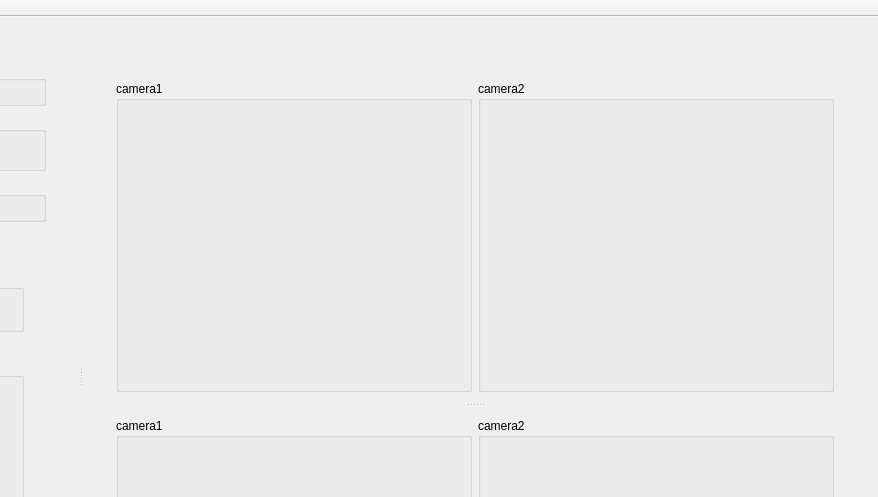
The window that mainApp/mainwindow.ui (oAlexandro/cvStereoPair) describes before a commit, drawn with Qt 5; both pictures show x 332 to 1210 and y 0 to 497 of the 1210 by 757 pixel window.
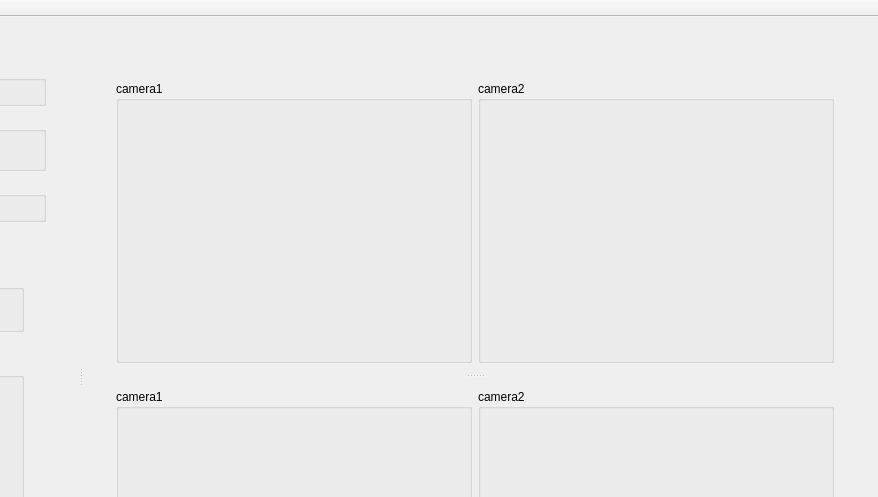
The same window after the commit.

Commit message: all input/output slots connected

```diff
--- a/mainApp/mainwindow.ui
+++ b/mainApp/mainwindow.ui
@@ -268,17 +268,7 @@
                  </property>
                  <layout class="QVBoxLayout" name="verticalLayout_5">
                   <item>
-                   <widget class="QLabel" name="outVideoImage_inputCamera2">
-                    <property name="sizePolicy">
-                     <sizepolicy hsizetype="Preferred" vsizetype="Preferred">
-                      <horstretch>0</horstretch>
-                      <verstretch>0</verstretch>
-                     </sizepolicy>
-                    </property>
-                    <property name="text">
-                     <string/>
-                    </property>
-                   </widget>
+                   <layout class="QVBoxLayout" name="layout_rightInput"/>
                   </item>
                  </layout>
                 </widget>
```
The commit also changes 10 other files.
